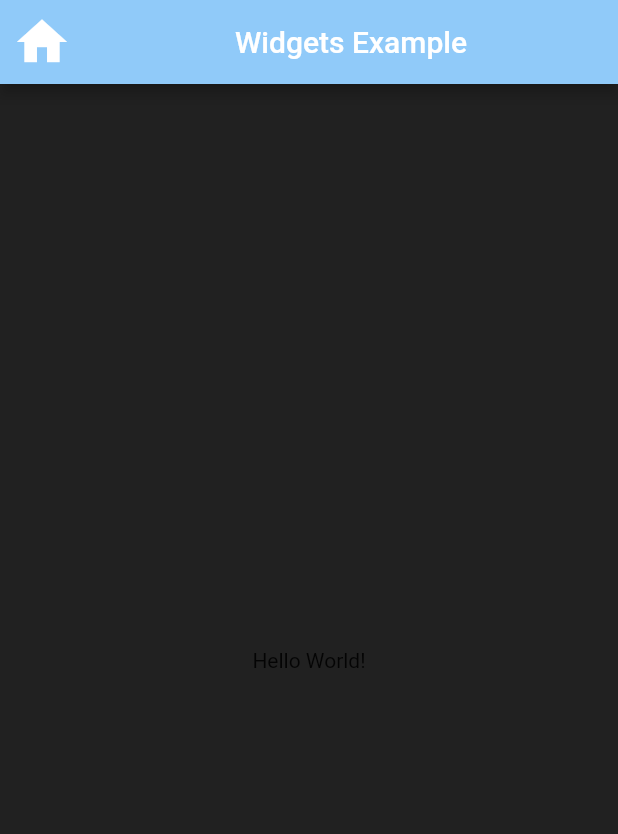
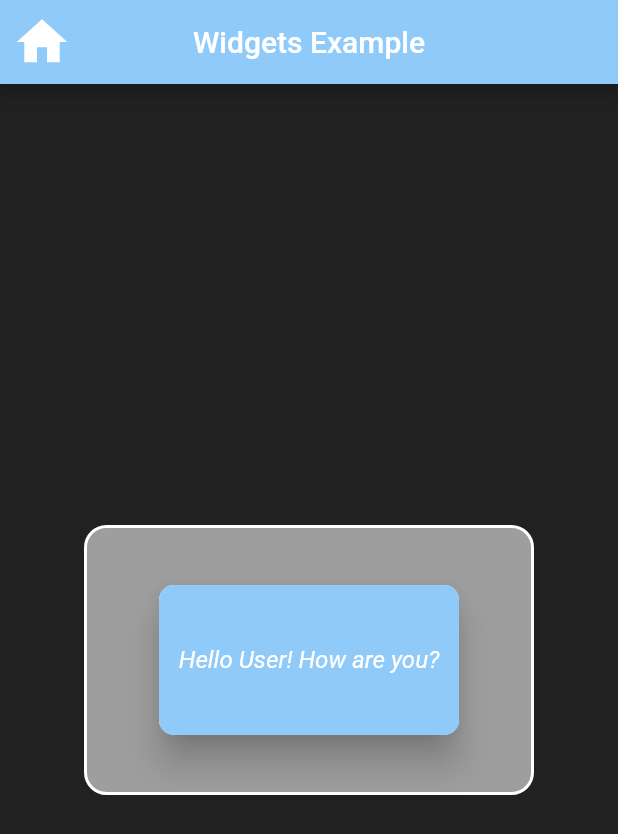
Before and after one commit to dpaguba/dart-flutter, a Flutter app: the screen it shows after launch, on a phone screen of 412 x 824 dp. Shown: the top 834 px of the screen. Run offline on Flutter 3.47's test engine with Material 2 defaults, Android fonts, the light colour scheme and no system bars; Roboto replaces fonts that are missing (Rubik).

Commit message:
learned Widget - Container, Text

```diff
--- /dev/null
+++ b/my_app/lib/presentation/widgets_examples/widgets/container_text_example.dart
@@ -0,0 +1,51 @@
+import 'package:flutter/src/foundation/key.dart';
+import 'package:flutter/src/widgets/framework.dart';
+import 'package:flutter/material.dart';
+
+class ContainerTextExample extends StatelessWidget {
+  const ContainerTextExample({Key? key}) : super(key: key);
+
+  @override
+  Widget build(BuildContext context) {
+    return Center(
+      child: Container(
+        height: 180,
+        width: 300,
+        decoration: BoxDecoration(
+          color: Colors.grey,
+          border: Border.all(
+            color: Colors.white,
+            width: 2,
+          ),
+          borderRadius: BorderRadius.circular(15),
+        ),
+        child: Center(
+          child: Material(
+            borderRadius: BorderRadius.circular(10),
+            // shadows
+            elevation: 10,
+            child: Container(
+              alignment: Alignment.center,
+              // margin: EdgeInsets.only(bottom: 20),
+              height: 100,
+              width: 200,
+              decoration: BoxDecoration(
+                color: Colors.blue[200],
+                borderRadius: BorderRadius.circular(10),
+              ),
+              child: const Text(
+                "Hello User! How are you?",
+                style: TextStyle(
+                  color: Colors.white,
+                  fontStyle: FontStyle.italic,
+                  fontSize: 16,
+                  fontFamily: "Rubik",
+                ),
+              ),
+            ),
+          ),
+        ),
+      ),
+    );
+  }
+}
--- a/my_app/lib/presentation/widgets_examples/widgets_example_page.dart
+++ b/my_app/lib/presentation/widgets_examples/widgets_example_page.dart
@@ -1,4 +1,5 @@
 import 'package:flutter/material.dart';
+import 'package:my_app/presentation/widgets_examples/widgets/container_text_example.dart';
 
 class WidgetsExamplesPage extends StatelessWidget {
   const WidgetsExamplesPage({Key? key}) : super(key: key);
@@ -11,24 +12,22 @@ class WidgetsExamplesPage extends StatelessWidget {
 
       // AppBar
       appBar: AppBar(
+        // Styles for AppBar
+        // another property to center the title in appBar
+        centerTitle: true,
+        backgroundColor: Colors.blue[200],
+
         // Create leading button
         leading: const Icon(
           Icons.home,
           size: 40,
         ),
-        // another property to center the title in appBar
-        // centerTitle: true,
 
-        // Styles for AppBar
-        backgroundColor: Colors.blue[200],
-
-        title: const Center(child: Text("Widgets Example")),
+        title: const Text("Widgets Example"),
       ),
 
       // Body
-      body: const Center(
-        child: Text("Hello World!"),
-      ),
+      body: const ContainerTextExample(),
     );
   }
 }
```
